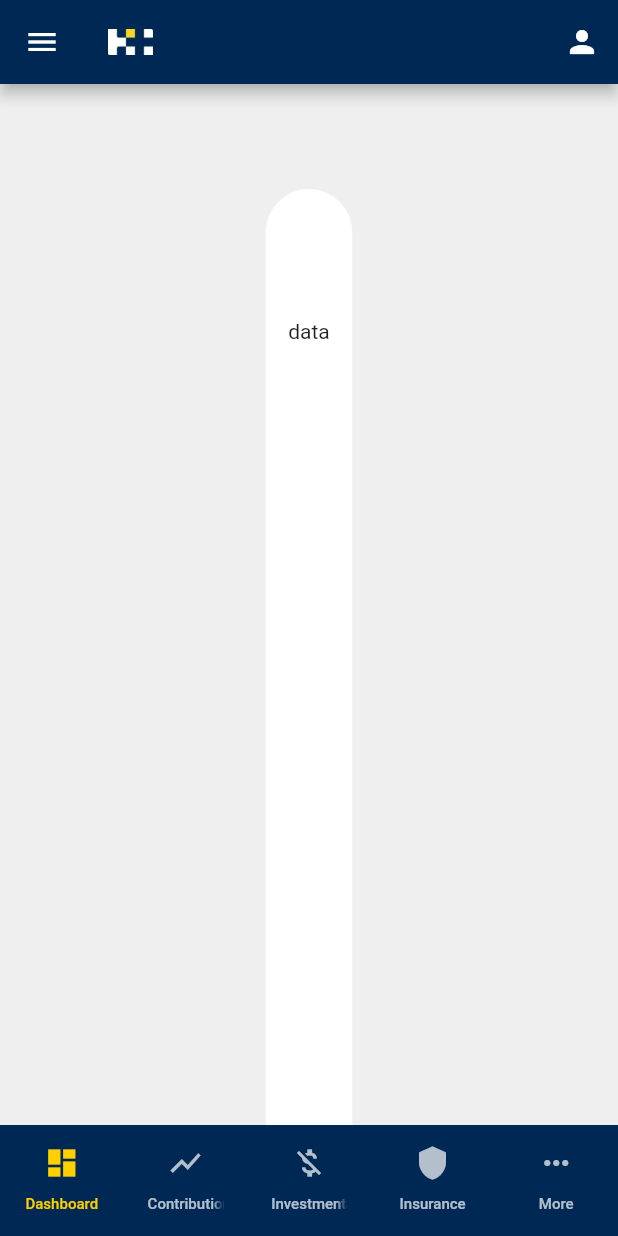
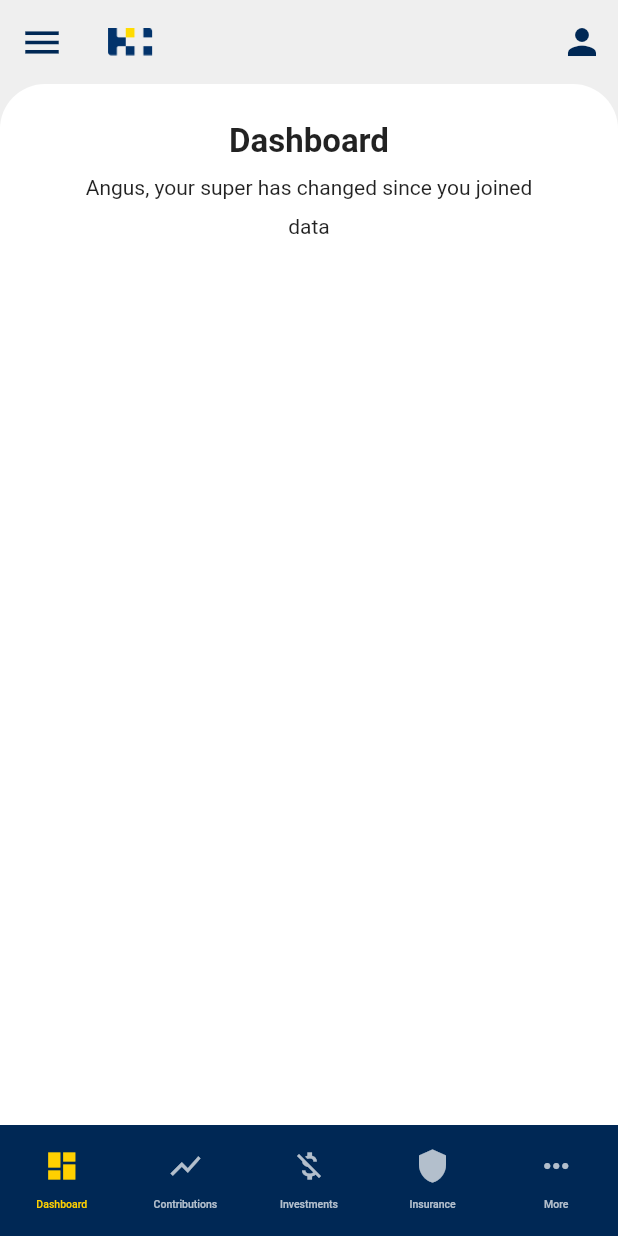
Before and after one commit to kdgilang/rnd-flutter, a Flutter app: the screen it shows after launch, on a phone screen of 412 x 824 dp. Run offline on Flutter 3.47's test engine with Material 2 defaults, Android fonts, the phone set to English and light mode, and no system bars.

Commit message:
update ui tab contents

```diff
--- a/lib/main.dart
+++ b/lib/main.dart
@@ -42,6 +42,8 @@ class MyApp extends StatelessWidget {
         // is not restarted.
         primarySwatch: primaryColor,
       ),
+      darkTheme: ThemeData.dark(), // standard dark theme
+      themeMode: ThemeMode.system,
       home: const Layout(),
     );
   }
--- a/lib/src/shared/screens/layout.dart
+++ b/lib/src/shared/screens/layout.dart
@@ -1,4 +1,5 @@
 import 'package:flutter/material.dart';
+import 'package:hostplus/src/constants/Color.dart';
 import 'package:hostplus/src/shared/widgets/tab_content_container.dart';
 import 'package:hostplus/src/shared/widgets/tab_items.dart';
 import 'package:hostplus/src/shared/widgets/title_subtitle.dart';
@@ -12,56 +13,57 @@ class Layout extends StatelessWidget {
       length: 5,
       child: Scaffold(
         appBar: AppBar(
+          shadowColor: Colors.transparent,
+          backgroundColor: ColorConstants.grey,
           title: Container(
             height: 30.0,
             width: 30.0,
             decoration: const BoxDecoration(
               image: DecorationImage(
-                image: AssetImage("assets/icons/hp_logo.png"),
+                image: AssetImage("assets/icons/hp_logo_blue.png"),
                 fit: BoxFit.fitWidth,
               ),
             ),
           ),
           leading: IconButton(
+            iconSize: 30.0,
+            color: ColorConstants.primary,
             onPressed: () {},
             icon: const Icon(Icons.menu),
           ),
           actions: [
             IconButton(
+              iconSize: 28.0,
+              color: ColorConstants.primary,
               onPressed: () {},
               icon: const Icon(Icons.person),
             ),
           ],
         ),
         bottomNavigationBar: const TabItems(),
-        body: TabBarView(
+        body: const TabBarView(
           children: [
-            Container(
-                child: const TabContentContainer(
-                  title: "",
-                  subtitle: "",
-                  child: Text('data'))
+            TabContentContainer(
+                title: "Dashboard",
+                subtitle: "Angus, your super has changed since you joined",
+                child: Text('data')
               ),
-            Container(
-                child: const TitleSubtitle(
+            TabContentContainer(
                     title: "Contributions",
-                    subtitle:
-                        "Angus, your super has changed since you joined")),
-            Container(
-                child: const TitleSubtitle(
+                    subtitle: "Angus, your super has changed since you joined",
+                    child: Text("")),
+            TabContentContainer(
                     title: "Investments",
-                    subtitle:
-                        "Angus, your super has changed since you joined")),
-            Container(
-                child: const TitleSubtitle(
+                    subtitle: "Angus, your super has changed since you joined",
+                    child: Text("")),
+            TabContentContainer(
                     title: "Insurance",
-                    subtitle:
-                        "Angus, your super has changed since you joined")),
-            Container(
-                child: const TitleSubtitle(
+                    subtitle: "Angus, your super has changed since you joined",
+                    child: Text("")),
+            TabContentContainer(
                     title: "None",
-                    subtitle:
-                        "Angus, your super has changed since you joined")),
+                    subtitle: "Angus, your super has changed since you joined",
+                    child: Text("")),
           ],
         ),
       ),
--- a/lib/src/shared/widgets/tab_content_container.dart
+++ b/lib/src/shared/widgets/tab_content_container.dart
@@ -22,21 +22,15 @@ class TabContentContainer extends StatelessWidget {
         color: ColorConstants.grey,
       ),
       child: Column(
-        mainAxisSize: MainAxisSize.min,
         children: [
-        Container(
-          height: 70,
-          decoration: const BoxDecoration(
-            color: ColorConstants.grey,
-          ),
-        ),
         Expanded(
           child: Container(
-          padding: const EdgeInsets.all(15.0),
-          decoration: const BoxDecoration(
-            borderRadius: BorderRadius.only(topLeft: Radius.circular(50), topRight: Radius.circular(50)),
-            color: Colors.white,
-          ),
+            width: double.infinity,
+            padding: const EdgeInsets.all(15.0),
+            decoration: const BoxDecoration(
+              borderRadius: BorderRadius.only(topLeft: Radius.circular(30), topRight: Radius.circular(30)),
+              color: Colors.white,
+            ),
           child: Container(
 
             child: Column(children: [
--- a/lib/src/shared/widgets/tab_items.dart
+++ b/lib/src/shared/widgets/tab_items.dart
@@ -9,7 +9,7 @@ class TabItems extends StatelessWidget {
     return Container(
       color: ColorConstants.primary,
       child: const TabBar(
-        labelStyle: TextStyle(fontSize: 10),
+        labelStyle: TextStyle(fontSize: 7),
         labelColor: ColorConstants.secondary,
         unselectedLabelColor: Colors.white70,
         // indicatorSize: TabBarIndicatorSize.tab,
--- a/pubspec.yaml
+++ b/pubspec.yaml
@@ -64,7 +64,7 @@ flutter:
 
   # To add assets to your application, add an assets section, like this:
   assets:
-    - assets/icons/hp_logo.png
+    - assets/icons/hp_logo_blue.png
 
   # An image asset can refer to one or more resolution-specific "variants", see
   # https://flutter.dev/assets-and-images/#resolution-aware
```
Also changed, not shown: assets/icons/hp_logo_blue.png (added).
